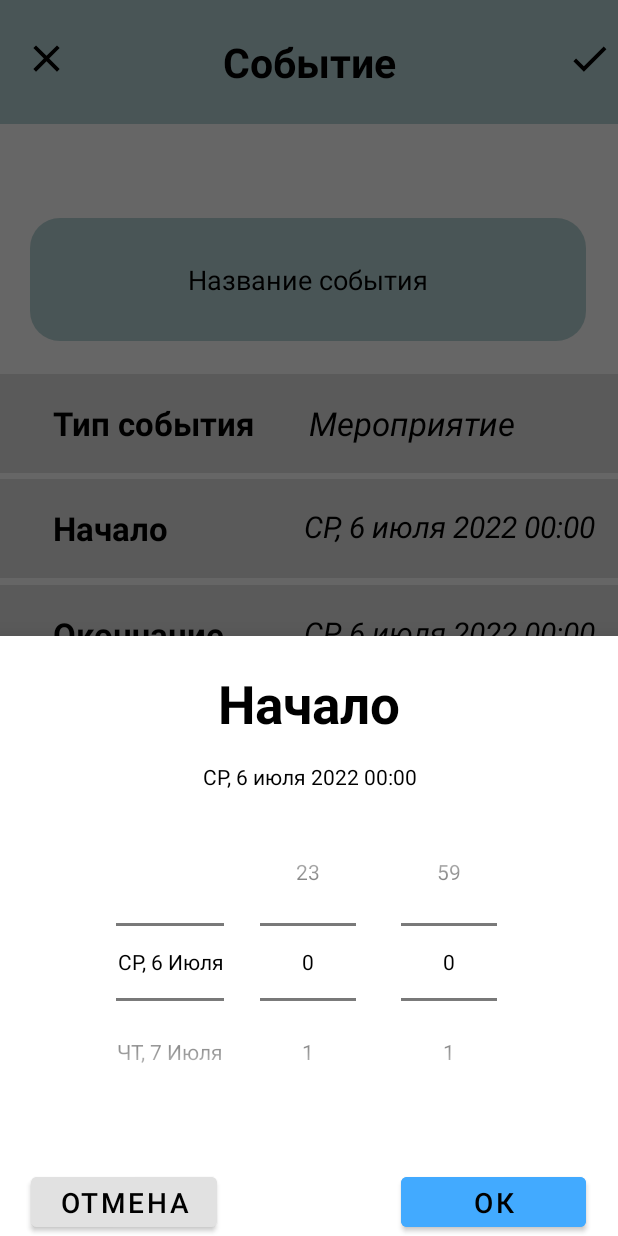
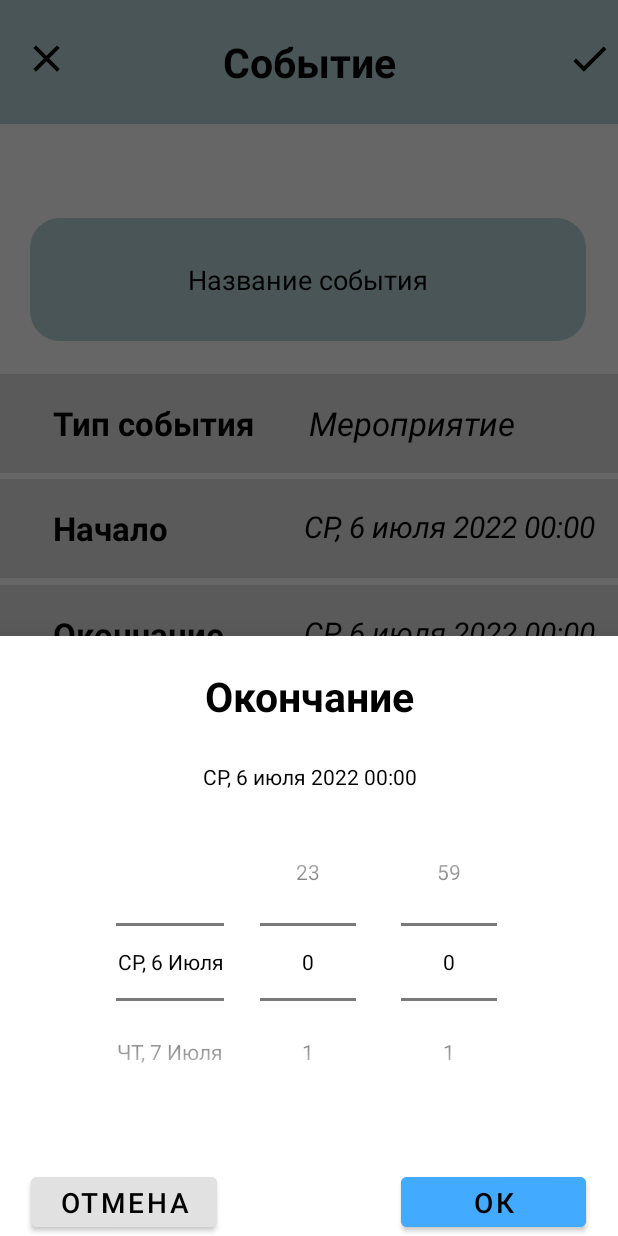
Before and after one commit to GreenpixDev/ShiftAndroid, an Android app: the EventActivity screen opened directly, with no data from a screen before it, after a tap on "СР, 6 июля 2022 00:00", on a phone screen of 412 x 824 dp. Run offline under Robolectric (Android 15) with nearby library versions, the phone set to English and light mode, and no system bars.

Commit message:
fix bags in event activity
пофиксил небольшие недочеты и помарки в активити события

```diff
--- a/app/src/main/java/ru/cft/shift/scheduler/EventActivity.kt
+++ b/app/src/main/java/ru/cft/shift/scheduler/EventActivity.kt
@@ -255,7 +255,7 @@ class EventActivity : AppCompatActivity() {
             when (choosenColor) {
                 bindingBottomSheetColor.checkBox -> binding.colorCircle.backgroundTintList = ColorStateList.valueOf(getResources().getColor(R.color.red))
                 bindingBottomSheetColor.checkBox2 -> binding.colorCircle.backgroundTintList = ColorStateList.valueOf(getResources().getColor(R.color.green))
-                bindingBottomSheetColor.checkBox3 -> binding.colorCircle.backgroundTintList = ColorStateList.valueOf(getResources().getColor(R.color.blue))
+                bindingBottomSheetColor.checkBox3 -> binding.colorCircle.backgroundTintList = ColorStateList.valueOf(getResources().getColor(R.color.berlin_lazur))
             }
 
             bottomSheetColor.dismiss()
--- a/app/src/main/res/layout/bottom_sheet_data_picker_finish.xml
+++ b/app/src/main/res/layout/bottom_sheet_data_picker_finish.xml
@@ -53,7 +53,7 @@
             android:id="@+id/textView2"
             android:layout_width="0dp"
             android:layout_height="0dp"
-            android:text="Начало"
+            android:text="@string/event_finish"
             android:textAlignment="center"
             android:textColor="@color/black"
             app:autoSizeTextType="uniform"
@@ -65,7 +65,7 @@
             app:layout_constraintStart_toStartOf="parent"
             app:layout_constraintTop_toTopOf="parent"
             app:layout_constraintVertical_bias="0.062"
-            app:layout_constraintWidth_percent="0.3" />
+            app:layout_constraintWidth_percent="0.35" />
 
         <NumberPicker
             android:id="@+id/data"
--- a/app/src/main/res/values/strings.xml
+++ b/app/src/main/res/values/strings.xml
@@ -4,6 +4,8 @@
     <string name="textRegistration">У вас нет аккаунта?</string>
     <string name="event_tittle">Событие</string>
     <string name="event_name">Название события</string>
+    <string name="event_start">Начало</string>
+    <string name="event_finish">Окончание</string>
 
     <string name="example_year_and_month">2022 Июль</string>
     <string name="example_week_number">1</string>
```
